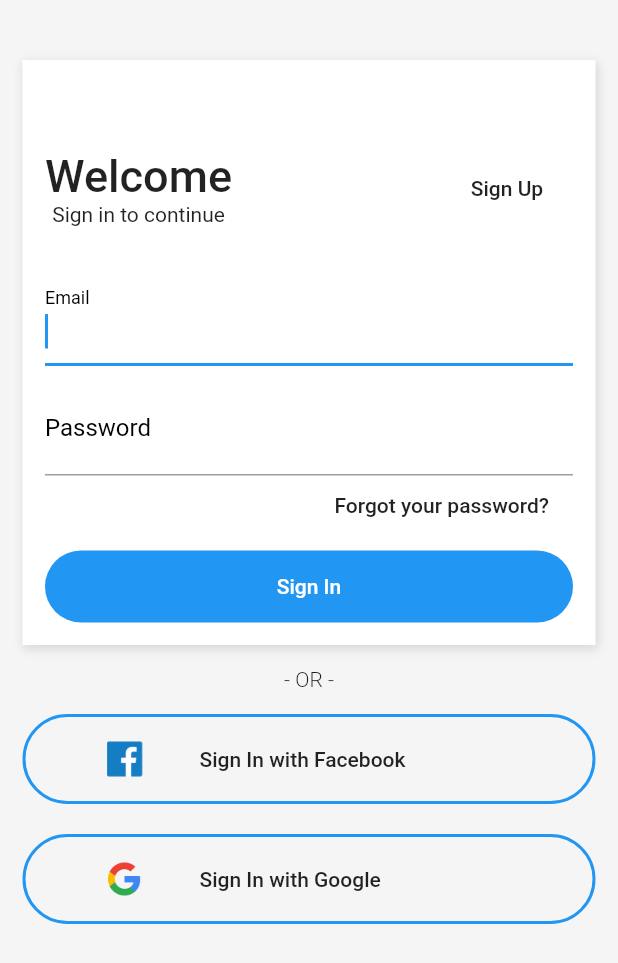
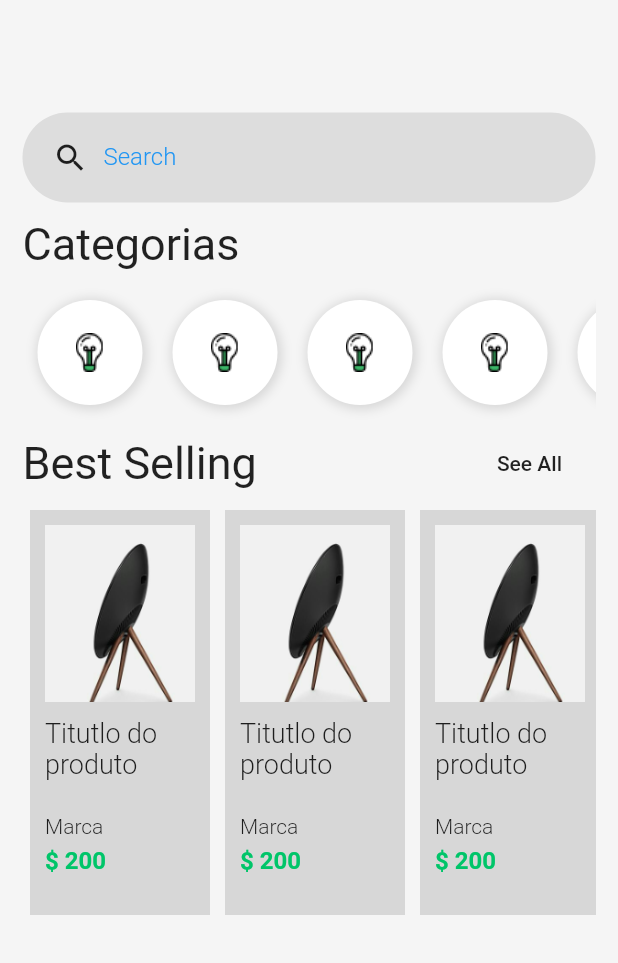
Before and after one commit to martinsnelson/FlutterShopping, a Flutter app: the screen it shows after launch, after a tap on "Sign In", on a phone screen of 412 x 824 dp. Shown: the top 963 px of the screen. Run offline on Flutter 3.47's test engine with Material 2 defaults, Android fonts, the phone set to English and light mode, and no system bars.

Commit message:
54 porcento

```diff
--- /dev/null
+++ b/lib/pages/home.page.dart
@@ -0,0 +1,222 @@
+import 'package:flutter/material.dart';
+import 'package:shopping/pages/product.page.dart';
+
+class HomePage extends StatelessWidget {
+  @override
+  Widget build(BuildContext context) {
+    return Scaffold(
+      body: Container(
+        padding: EdgeInsets.all(15),
+        width: double.infinity,
+        color: Color(0xFFF5F5F5),
+        child: Column(
+          crossAxisAlignment: CrossAxisAlignment.stretch,
+          children: <Widget>[
+            SizedBox(
+              height: 60,
+            ),
+            search(),
+            SizedBox(
+              height: 10,
+            ),
+            Text(
+              "Categorias",
+              style: TextStyle(fontSize: 30),
+            ),
+            SizedBox(
+              height: 10,
+            ),
+            Container(
+              height: 90,
+              child: categoryList(),
+            ),
+            SizedBox(
+              height: 5,
+            ),
+            Row(
+              mainAxisAlignment: MainAxisAlignment.spaceBetween,
+              children: <Widget>[
+                Text(
+                  "Best Selling",
+                  style: TextStyle(
+                    fontSize: 30,
+                  ),
+                  // style: Theme.of(context).textTheme.headline,
+                ),
+                FlatButton(
+                  child: Text("See All"),
+                  onPressed: () => {},
+                ),
+              ],
+            ),
+            SizedBox(
+              height: 2,
+            ),
+            Container(
+              height: 280,
+              child: productList(context),
+            ),
+          ],
+        ),
+      ),
+    );
+  }
+}
+
+Widget search() {
+  return Container(
+    height: 60,
+    padding: EdgeInsets.only(left: 20),
+    decoration: BoxDecoration(
+      // red, gree, blue
+      // color: Colors.black.withOpacity(0.1),
+      color: Color.fromRGBO(0, 0, 0, 0.1),
+      borderRadius: BorderRadius.all(
+        Radius.circular(128),
+      ),
+    ),
+    child: Row(
+      children: <Widget>[
+        Icon(Icons.search),
+        Container(
+          width: 280,
+          padding: EdgeInsets.only(left: 10),
+          child: TextFormField(
+            keyboardType: TextInputType.text,
+            decoration: InputDecoration(
+              border: InputBorder.none,
+              labelText: "Search",
+              labelStyle: TextStyle(
+                color: Colors.blue,
+                fontWeight: FontWeight.w300,
+                fontSize: 16,
+              ),
+            ),
+          ),
+        )
+      ],
+    ),
+  );
+}
+
+Widget categoryList() {
+  return Container(
+    child: ListView(
+      scrollDirection: Axis.horizontal,
+      children: <Widget>[
+        categoryItem(),
+        categoryItem(),
+        categoryItem(),
+        categoryItem(),
+        categoryItem(),
+        categoryItem(),
+        categoryItem(),
+        categoryItem(),
+        categoryItem(),
+      ],
+    ),
+  );
+}
+
+Widget categoryItem() {
+  return Container(
+    width: 70,
+    height: 70,
+    margin: EdgeInsets.all(10),
+    padding: EdgeInsets.all(10),
+    decoration: BoxDecoration(
+      color: Colors.white,
+      boxShadow: [
+        new BoxShadow(
+          color: Colors.black12,
+          offset: new Offset(1, 1),
+          blurRadius: 5,
+          spreadRadius: 2,
+        )
+      ],
+      borderRadius: BorderRadius.all(
+        Radius.circular(64),
+      ),
+    ),
+    child: Image.asset("assets/Icon_Devices.png"),
+  );
+}
+
+Widget productList(BuildContext context) {
+  return Container(
+    child: ListView(
+      scrollDirection: Axis.horizontal,
+      children: <Widget>[
+        productItem(context),
+        productItem(context),
+        productItem(context),
+        productItem(context),
+      ],
+    ),
+  );
+}
+
+Widget productItem(BuildContext context) {
+  return Container(
+    padding: EdgeInsets.all(10),
+    margin: EdgeInsets.all(5),
+    width: 120,
+    // width: 170,
+    color: Colors.black12,
+    child: Column(
+      crossAxisAlignment: CrossAxisAlignment.start,
+      children: <Widget>[
+        GestureDetector(
+          onTap: () {
+            Navigator.push(
+              context,
+              MaterialPageRoute(
+                builder: (context) => ProductPage(),
+              ),
+            );
+          },
+          child: Image.asset(
+            "assets/product-1.png",
+            width: 118,
+            height: 118,
+            // height: 170,
+            fit: BoxFit.cover,
+          ),
+        ),
+        SizedBox(
+          height: 10,
+        ),
+        Container(
+          height: 60,
+          child: Text(
+            "Titutlo do produto",
+            style: TextStyle(
+              fontSize: 18,
+              fontWeight: FontWeight.w300,
+            ),
+          ),
+        ),
+        SizedBox(
+          height: 5,
+        ),
+        Text(
+          "Marca",
+          style: TextStyle(
+            fontSize: 14,
+            fontWeight: FontWeight.w300,
+          ),
+        ),
+        SizedBox(
+          height: 5,
+        ),
+        Text(
+          "\$ 200",
+          style: TextStyle(
+              fontSize: 16,
+              fontWeight: FontWeight.bold,
+              color: Color(0xFF00C569)),
+        ),
+      ],
+    ),
+  );
+}
--- a/lib/pages/login.page.dart
+++ b/lib/pages/login.page.dart
@@ -1,4 +1,5 @@
 import 'package:flutter/material.dart';
+import 'package:shopping/pages/home.page.dart';
 import 'package:shopping/pages/signup.page.dart';
 
 class LoginPage extends StatelessWidget {
@@ -69,7 +70,7 @@ class LoginPage extends StatelessWidget {
                         height: 30,
                       ),
                       TextFormField(
-                        autofocus: true,
+                        // autofocus: true,
                         keyboardType: TextInputType.emailAddress,
                         decoration: InputDecoration(
                           labelText: "Email",
@@ -124,7 +125,14 @@ class LoginPage extends StatelessWidget {
                               color: Colors.white,
                             ),
                           ),
-                          onPressed: () {},
+                          onPressed: () {
+                            Navigator.push(
+                              context,
+                              MaterialPageRoute(
+                                builder: (context) => HomePage(),
+                              ),
+                            );
+                          },
                         ),
                       ),
                     ],
--- /dev/null
+++ b/lib/pages/product.page.dart
@@ -0,0 +1,16 @@
+import 'package:flutter/material.dart';
+
+class ProductPage extends StatelessWidget {
+  @override
+  Widget build(BuildContext context) {
+    return Scaffold(
+      appBar: AppBar(),
+      body: Container(
+        color: Colors.blue,
+        child: Center(
+          child: Text("Detalhes do produto"),
+        ),
+      ),
+    );
+  }
+}
```
